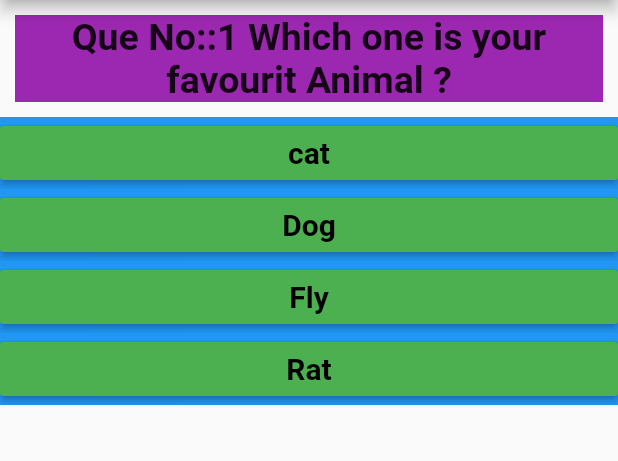
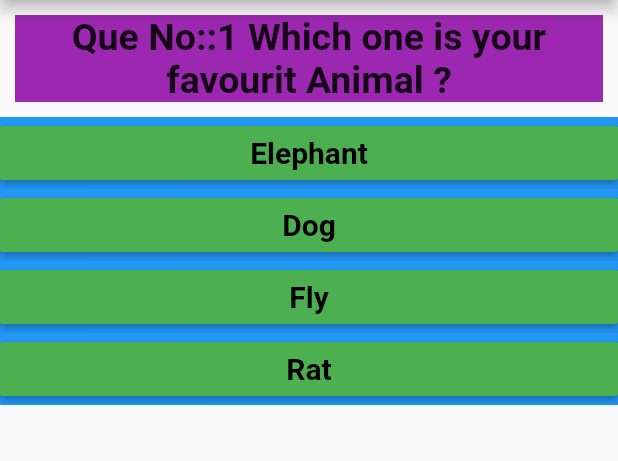
Before and after one commit to ishi2017/first, a Flutter app: the screen it shows after launch, on a phone screen of 412 x 824 dp, the part 84-545 px from its top. Run offline on Flutter 3.47's test engine with Material 2 defaults, Android fonts, the phone set to English and light mode, and no system bars; Roboto replaces fonts that are missing (Rockwell).

Commit message:
Changed Cat to Elephant

```diff
--- a/Project/amrit/lib/main.dart
+++ b/Project/amrit/lib/main.dart
@@ -18,7 +18,7 @@ class MyAppState extends State<MyApp> {
     {
       'Ques': 'Which one is your favourit Animal ?',
       'Ans': [
-        {'text': 'cat', 'score': 1},
+        {'text': 'Elephant', 'score': 1},
         {'text': 'Dog', 'score': 2},
         {'text': 'Fly', 'score': 3},
         {'text': 'Rat', 'score': 5}
```
